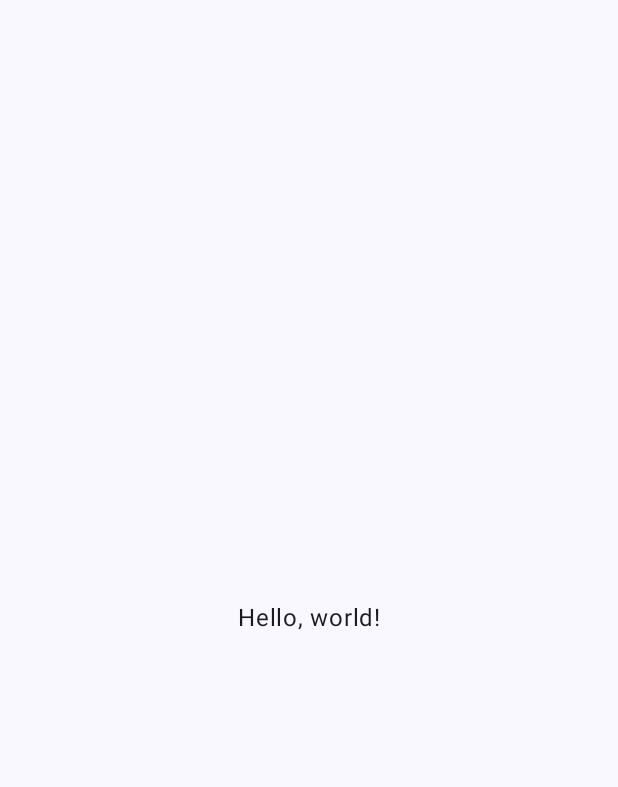
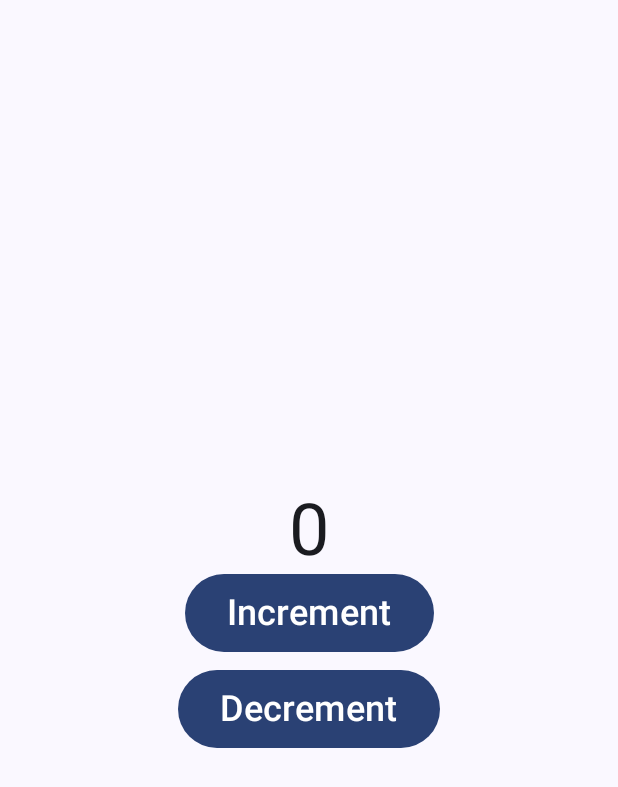
Before and after one commit to MoazSalem/JetpackPlayground, an Android app built with Jetpack Compose: the screen it shows after launch (MainActivity), on a phone screen of 412 x 824 dp. Before the commit the part shown is almost empty. Shown: the top 787 px of the screen. Run offline under Robolectric (Android 15) with nearby library versions, the phone set to English and light mode, and no system bars.

Commit message:
Counter Example

```diff
--- a/app/src/main/java/com/moazsalem/jetpackplayground/MainActivity.kt
+++ b/app/src/main/java/com/moazsalem/jetpackplayground/MainActivity.kt
@@ -6,13 +6,22 @@ import androidx.activity.compose.setContent
 import androidx.activity.enableEdgeToEdge
 import androidx.compose.foundation.layout.Arrangement
 import androidx.compose.foundation.layout.Column
+import androidx.compose.foundation.layout.Spacer
 import androidx.compose.foundation.layout.fillMaxSize
 import androidx.compose.foundation.layout.padding
+import androidx.compose.foundation.layout.size
+import androidx.compose.material3.Button
 import androidx.compose.material3.Scaffold
 import androidx.compose.material3.Text
 import androidx.compose.runtime.Composable
+import androidx.compose.runtime.getValue
+import androidx.compose.runtime.mutableIntStateOf
+import androidx.compose.runtime.remember
+import androidx.compose.runtime.setValue
 import androidx.compose.ui.Modifier
 import androidx.compose.ui.tooling.preview.Preview
+import androidx.compose.ui.unit.dp
+import androidx.compose.ui.unit.sp
 import com.moazsalem.jetpackplayground.ui.theme.JetpackPlaygroundTheme
 
 class MainActivity : ComponentActivity() {
@@ -20,13 +29,22 @@ class MainActivity : ComponentActivity() {
         super.onCreate(savedInstanceState)
         enableEdgeToEdge()
         setContent {
+            var counter by remember { mutableIntStateOf(0) }
             JetpackPlaygroundTheme {
                 Scaffold(modifier = Modifier.fillMaxSize()) { innerPadding ->
                     Column (modifier = Modifier.padding(innerPadding).fillMaxSize(), verticalArrangement = Arrangement.Center, horizontalAlignment = androidx.compose.ui.Alignment.CenterHorizontally) {
                         Text(
-                            text = "Hello, world!",
+                            text = "$counter",
+                            fontSize = 48.sp,
                             modifier = Modifier.padding(innerPadding)
                         )
+                        Button(
+                            onClick = { counter++ },
+                        ) { Text("Increment", fontSize = 24.sp, modifier = Modifier.padding(4.dp)) }
+                        Spacer(Modifier.size(12.dp))
+                        Button(
+                            onClick = { counter--},
+                        ) { Text("Decrement", fontSize = 24.sp, modifier = Modifier.padding(4.dp)) }
                     }
                 }
             }
```
